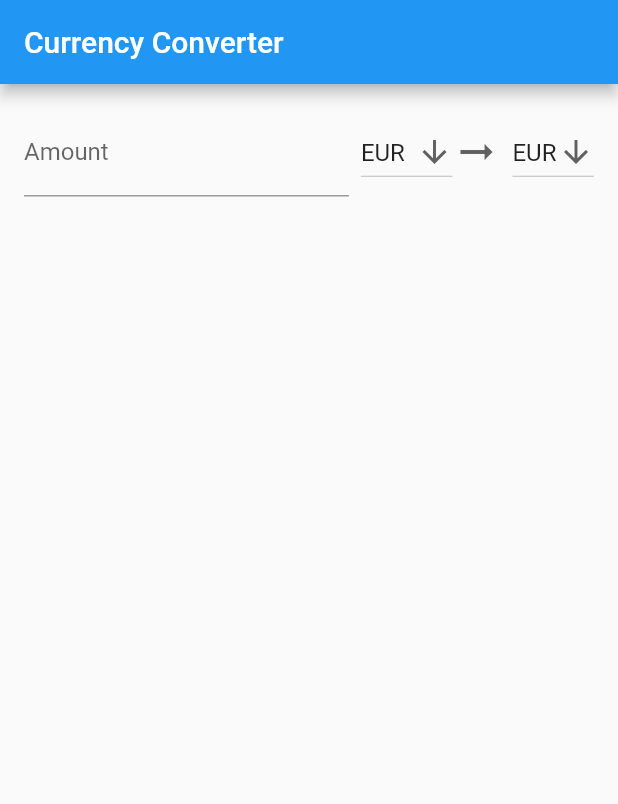
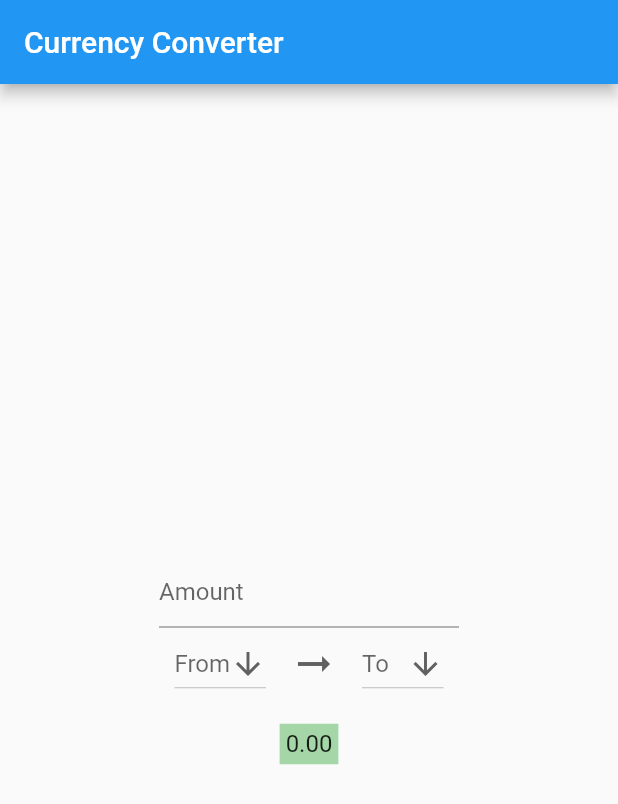
Before and after one commit to LostMikely/CurrencyConverter, a Flutter app: the screen it shows after launch, on a phone screen of 412 x 824 dp. Shown: the top 804 px of the screen. Run offline on Flutter 3.47's test engine with Material 2 defaults, Android fonts, the phone set to English and light mode, and no system bars.

Commit message:
- Rearranged controls. - Added some functions to format names of currencies and the resulting amount for output. - Spaces in the input text field are now ignored and does not result in the output amount being 0.0. - The resulting amount text label (with green background) is right now just showing the amount entered.

```diff
--- a/lib/main.dart
+++ b/lib/main.dart
@@ -1,3 +1,5 @@
+import 'dart:ui';
+
 import 'package:flutter/material.dart';
 
 void main() {
@@ -6,7 +8,6 @@ void main() {
 
 class MyApp extends StatelessWidget {
   // This widget is the root of your application.
-
 
   @override
   Widget build(BuildContext context) {
@@ -25,9 +26,11 @@ class MainAppPage extends StatefulWidget {
 }
 
 class _MainAppPageState extends State<MainAppPage> {
-  Currency fromCurrency = Currency('SEK', 1.00);
+  final amountController = TextEditingController();
+
+  Currency fromCurrency;
   Currency toCurrency;
-  final amountController = TextEditingController();
+  double amount = 0.0;
 
   @override
   void dispose() {
@@ -36,29 +39,52 @@ class _MainAppPageState extends State<MainAppPage> {
     super.dispose();
   }
 
-  void updateFromCurrency(Currency currency) => setState(() => amountController.text = currency.name);
-  void updateToCurrency(Currency currency) => setState(() => toCurrency = currency);
+  void updateFromCurrency(Currency currency) =>
+      setState(() => fromCurrency = currency);
+
+  void updateToCurrency(Currency currency) =>
+      setState(() => toCurrency = currency);
+
+  void onAmountChanged(String string) =>
+      setState(() => amount = double.tryParse(amountController.text.replaceAll(' ', '')) ?? 0.0);
+
+  String getInputCurrencyName() => (fromCurrency != null) ? ' ' + fromCurrency.name : '';
+  String getResultCurrencyName() => (toCurrency != null) ? ' ' + toCurrency.name : '';
+  String getResultFormatted() => amount.toStringAsFixed(2) + getResultCurrencyName();
 
   @override
   Widget build(BuildContext context) {
-    return Scaffold(
+    return SafeArea(
+      child: Scaffold(
         appBar: AppBar(
           title: Text('Currency Converter'),
         ),
-      body: Container(
-        margin: EdgeInsets.all(16),
-        child: Row(
+        body: Row(
+          mainAxisAlignment: MainAxisAlignment.center,
           children: [
-            Expanded(
+            Column(
+              mainAxisAlignment: MainAxisAlignment.center,
+              children: [
+                Row(
+                  children: [
+                    Container(
+                      width: 200,
                       child: TextField(
                         controller: amountController,
                         decoration: InputDecoration(
-                  labelText: 'Amount',
+                          hintText: 'Amount',
+                          suffixText: getInputCurrencyName(),
+                        ),
+                        keyboardType: TextInputType.number,
+                        onChanged: onAmountChanged,
                       ),
                     ),
+                  ],
                 ),
+                Row(
+                  children: [
                     Container(
-              margin: EdgeInsets.only(left: 8),
+                      margin: EdgeInsets.only(right: 16),
                       child: CurrencyDropdown(
                         onCurrencyChanged: updateFromCurrency,
                         hint: 'From',
@@ -70,11 +96,29 @@ class _MainAppPageState extends State<MainAppPage> {
                       color: Colors.grey[700],
                     ),
                     Container(
-              margin: EdgeInsets.only(left: 8),
+                      margin: EdgeInsets.only(left: 16),
                       child: CurrencyDropdown(
                         onCurrencyChanged: updateToCurrency,
                         hint: 'To',
                       ),
+                    ),
+                  ],
+                ),
+                Row(
+                  children: [
+                    Container(
+                      color: Colors.green[200],
+                      padding: EdgeInsets.all(4),
+                      margin: EdgeInsets.only(top: 16),
+                      child: Text(
+                        // toCurrency.name is null at first, do something about this.
+                        getResultFormatted(),
+                        style: TextStyle(fontSize: 16),
+                      ),
+                    ),
+                  ],
+                ),
+              ],
             ),
           ],
         ),
@@ -89,10 +133,13 @@ class CurrencyDropdown extends StatefulWidget {
   final CurrencyCallback onCurrencyChanged;
   final String hint;
 
-  CurrencyDropdown({Key key, @required this.onCurrencyChanged, @required this.hint}) : super(key: key);
+  CurrencyDropdown(
+      {Key key, @required this.onCurrencyChanged, @required this.hint})
+      : super(key: key);
 
   @override
-  _CurrencyDropdownState createState() => _CurrencyDropdownState(onCurrencyChanged: this.onCurrencyChanged, hint: this.hint);
+  _CurrencyDropdownState createState() => _CurrencyDropdownState(
+      onCurrencyChanged: this.onCurrencyChanged, hint: this.hint);
 }
 
 class _CurrencyDropdownState extends State<CurrencyDropdown> {
@@ -104,10 +151,10 @@ class _CurrencyDropdownState extends State<CurrencyDropdown> {
   static Currency curSek = Currency('SEK', 1.00);
   static Currency curUsd = Currency('USD', 0.20);
   static List<Currency> currencies = [curEur, curSek, curUsd];
-  Currency selectedCurrency = curEur;
+  Currency selectedCurrency;
 
-  _CurrencyDropdownState({@required this.onCurrencyChanged, @required this.hint});
-
+  _CurrencyDropdownState(
+      {@required this.onCurrencyChanged, @required this.hint});
 
   @override
   Widget build(BuildContext context) {
```
Lines whose indentation alone changed are shown as unchanged.
